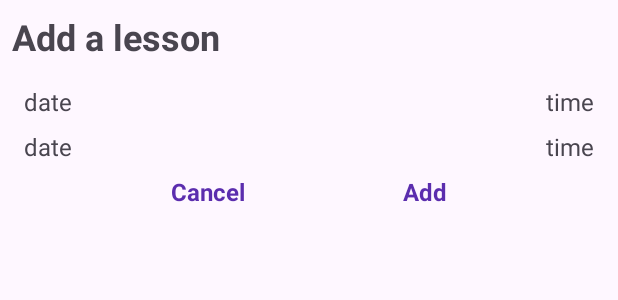
After one commit to BigSmiley2/DrivingLessons, an Android app: the layout dialog_lesson.xml on its own in the app's theme, with its tools: preview values and no code run, on a phone screen of 412 x 824 dp. The commit adds this screen. Shown: the top 300 px of the screen. Run offline under Robolectric (Android 15) with nearby library versions, the phone set to English and light mode, and no system bars.

Commit message:
added add lesson dialog not finished implementing it

```diff
--- a/app/src/main/java/com/example/drivinglessons/fragments/filters/StudentFiltersFragment.java
+++ b/app/src/main/java/com/example/drivinglessons/fragments/filters/StudentFiltersFragment.java
@@ -134,7 +134,7 @@ public class StudentFiltersFragment extends Fragment implements Parcelable
 
     public Data getData()
     {
-        return new Data(data);
+        return data == null ? null : new Data(data);
     }
 
     protected StudentFiltersFragment(@NonNull Parcel in)
--- a/app/src/main/java/com/example/drivinglessons/fragments/filters/TeacherFiltersFragment.java
+++ b/app/src/main/java/com/example/drivinglessons/fragments/filters/TeacherFiltersFragment.java
@@ -152,7 +152,7 @@ public class TeacherFiltersFragment extends Fragment implements Parcelable
 
     public Data getData()
     {
-        return new Data(data);
+        return data == null ? null : new Data(data);
     }
 
     protected TeacherFiltersFragment(@NonNull Parcel in)
--- /dev/null
+++ b/app/src/main/res/drawable-night/add.xml
@@ -0,0 +1,5 @@
+<vector android:height="24dp" android:tint="#FFFFFF"
+    android:viewportHeight="24" android:viewportWidth="24"
+    android:width="24dp" xmlns:android="http://schemas.android.com/apk/res/android">
+    <path android:fillColor="@android:color/white" android:pathData="M19,3L5,3c-1.11,0 -2,0.9 -2,2v14c0,1.1 0.89,2 2,2h14c1.1,0 2,-0.9 2,-2L21,5c0,-1.1 -0.9,-2 -2,-2zM19,19L5,19L5,5h14v14zM11,17h2v-4h4v-2h-4L13,7h-2v4L7,11v2h4z"/>
+</vector>
--- /dev/null
+++ b/app/src/main/res/drawable/add.xml
@@ -0,0 +1,5 @@
+<vector android:height="24dp" android:tint="#000000"
+    android:viewportHeight="24" android:viewportWidth="24"
+    android:width="24dp" xmlns:android="http://schemas.android.com/apk/res/android">
+    <path android:fillColor="@android:color/white" android:pathData="M19,3L5,3c-1.11,0 -2,0.9 -2,2v14c0,1.1 0.89,2 2,2h14c1.1,0 2,-0.9 2,-2L21,5c0,-1.1 -0.9,-2 -2,-2zM19,19L5,19L5,5h14v14zM11,17h2v-4h4v-2h-4L13,7h-2v4L7,11v2h4z"/>
+</vector>
--- /dev/null
+++ b/app/src/main/res/layout/dialog_lesson.xml
@@ -0,0 +1,119 @@
+<?xml version="1.0" encoding="utf-8"?>
+<androidx.constraintlayout.widget.ConstraintLayout xmlns:android="http://schemas.android.com/apk/res/android"
+    xmlns:app="http://schemas.android.com/apk/res-auto"
+    xmlns:tools="http://schemas.android.com/tools"
+    android:layout_width="match_parent"
+    android:layout_height="wrap_content">
+
+    <TextView
+        android:id="@+id/textViewDialogLessonTitle"
+        android:layout_width="wrap_content"
+        android:layout_height="wrap_content"
+        android:layout_marginTop="8dp"
+        android:layout_marginBottom="8dp"
+        android:text="@string/add_a_lesson"
+        android:textSize="24sp"
+        app:layout_constraintBottom_toTopOf="@+id/linearLayoutDialogLessonBegin"
+        app:layout_constraintStart_toStartOf="@+id/linearLayoutDialogLessonBegin"
+        app:layout_constraintTop_toTopOf="parent" />
+
+    <LinearLayout
+        android:id="@+id/linearLayoutDialogLessonBegin"
+        android:layout_width="match_parent"
+        android:layout_height="wrap_content"
+        android:layout_margin="8dp"
+        android:layout_marginStart="8dp"
+        android:layout_marginEnd="8dp"
+        android:orientation="horizontal"
+        app:layout_constraintBottom_toTopOf="@+id/linearLayoutDialogLessonEnd"
+        app:layout_constraintEnd_toEndOf="parent"
+        app:layout_constraintStart_toStartOf="parent"
+        app:layout_constraintTop_toBottomOf="@+id/textViewDialogLessonTitle">
+
+        <TextView
+            android:id="@+id/textViewDialogLessonBeginDate"
+            android:layout_width="match_parent"
+            android:layout_height="wrap_content"
+            android:layout_marginLeft="8dp"
+            android:layout_marginRight="8dp"
+            android:layout_weight="1"
+            android:text="date"
+            android:textSize="16sp" />
+
+        <TextView
+            android:id="@+id/textViewDialogLessonBeginTime"
+            android:layout_width="match_parent"
+            android:layout_height="wrap_content"
+            android:layout_gravity="right"
+            android:layout_marginLeft="8dp"
+            android:layout_marginRight="8dp"
+            android:layout_weight="2"
+            android:gravity="right"
+            android:text="time"
+            android:textSize="16sp" />
+
+    </LinearLayout>
+
+    <LinearLayout
+        android:id="@+id/linearLayoutDialogLessonEnd"
+        android:layout_width="match_parent"
+        android:layout_height="wrap_content"
+        android:layout_margin="8dp"
+        android:layout_marginStart="8dp"
+        android:layout_marginEnd="8dp"
+        android:orientation="horizontal"
+        app:layout_constraintEnd_toEndOf="parent"
+        app:layout_constraintStart_toStartOf="parent"
+        app:layout_constraintTop_toBottomOf="@+id/linearLayoutDialogLessonBegin">
+
+        <TextView
+            android:id="@+id/textViewDialogLessonEndDate"
+            android:layout_width="match_parent"
+            android:layout_height="wrap_content"
+            android:layout_marginLeft="8dp"
+            android:layout_marginRight="8dp"
+            android:layout_weight="1"
+            android:text="date"
+            android:textSize="16sp" />
+
+
+        <TextView
+            android:id="@+id/textViewDialogLessonEndTime"
+            android:layout_width="match_parent"
+            android:layout_height="wrap_content"
+            android:layout_marginLeft="8dp"
+            android:layout_marginRight="8dp"
+            android:layout_weight="2"
+            android:gravity="right"
+            android:text="time"
+            android:textSize="16sp" />
+
+    </LinearLayout>
+
+    <TextView
+        android:id="@+id/textViewDialogLessonCancel"
+        android:layout_width="wrap_content"
+        android:layout_height="wrap_content"
+        android:layout_marginTop="8dp"
+        android:layout_marginBottom="8dp"
+        android:text="@string/cancel"
+        android:textColor="@color/button_cold"
+        android:textSize="16sp"
+        app:layout_constraintBottom_toBottomOf="parent"
+        app:layout_constraintEnd_toStartOf="@+id/textViewDialogLessonAdd"
+        app:layout_constraintStart_toStartOf="@+id/linearLayoutDialogLessonEnd"
+        app:layout_constraintTop_toBottomOf="@+id/linearLayoutDialogLessonEnd" />
+
+    <TextView
+        android:id="@+id/textViewDialogLessonAdd"
+        android:layout_width="wrap_content"
+        android:layout_height="wrap_content"
+        android:text="@string/add"
+        android:textColor="@color/button_cold"
+        android:textSize="16sp"
+        app:layout_constraintBottom_toBottomOf="@+id/textViewDialogLessonCancel"
+        app:layout_constraintEnd_toEndOf="@+id/linearLayoutDialogLessonEnd"
+        app:layout_constraintStart_toEndOf="@+id/textViewDialogLessonCancel"
+        app:layout_constraintTop_toTopOf="@+id/textViewDialogLessonCancel" />
+
+</androidx.constraintlayout.widget.ConstraintLayout>
--- a/app/src/main/res/values/strings.xml
+++ b/app/src/main/res/values/strings.xml
@@ -6,6 +6,8 @@
     <string name="info"><b>Info</b></string>
     <string name="student"><b>Student</b></string>
     <string name="teacher"><b>Teacher</b></string>
+    <string name="students"><b>Students</b></string>
+    <string name="teachers"><b>Teachers</b></string>
     <string name="lessons"><b>Lessons</b></string>
     <string name="users"><b>Users</b></string>
     <string name="lesson_filters"><b>Lesson filters</b></string>
@@ -25,7 +27,12 @@
     <string name="confirm_password">Confirm password</string>
     <string name="full_name">Full name</string>
     <string name="search_user">Search user</string>
+    <string name="search_student">Search student</string>
+    <string name="search_teacher">Search teacher</string>
     <string name="options"><b>⋮</b></string>
     <string name="assign"><b>Assign</b></string>
     <string name="delete"><b>Delete</b></string>
+    <string name="add"><b>Add</b></string>
+    <string name="cancel"><b>Cancel</b></string>
+    <string name="add_a_lesson"><b>Add a lesson</b></string>
 </resources>
```
Also changed, not shown: app/src/main/java/com/example/drivinglessons/MainActivity.java (+10 -5 lines), app/src/main/java/com/example/drivinglessons/dialogs/LessonDialog.java (added, +218 -0 lines), app/src/main/java/com/example/drivinglessons/dialogs/UserFiltersDialogFragment.java (+7 -11 lines), app/src/main/java/com/example/drivinglessons/fragments/LessonViewFragment.java (+21 -3 lines), app/src/main/java/com/example/drivinglessons/fragments/UserViewFragment.java (+53 -18 lines), app/src/main/java/com/example/drivinglessons/util/Constants.java (+15 -0 lines), app/src/main/res/layout/fragment_lesson_view.xml (+12 -0 lines), app/src/main/res/layout/fragment_user_view.xml (+33 -5 lines).
